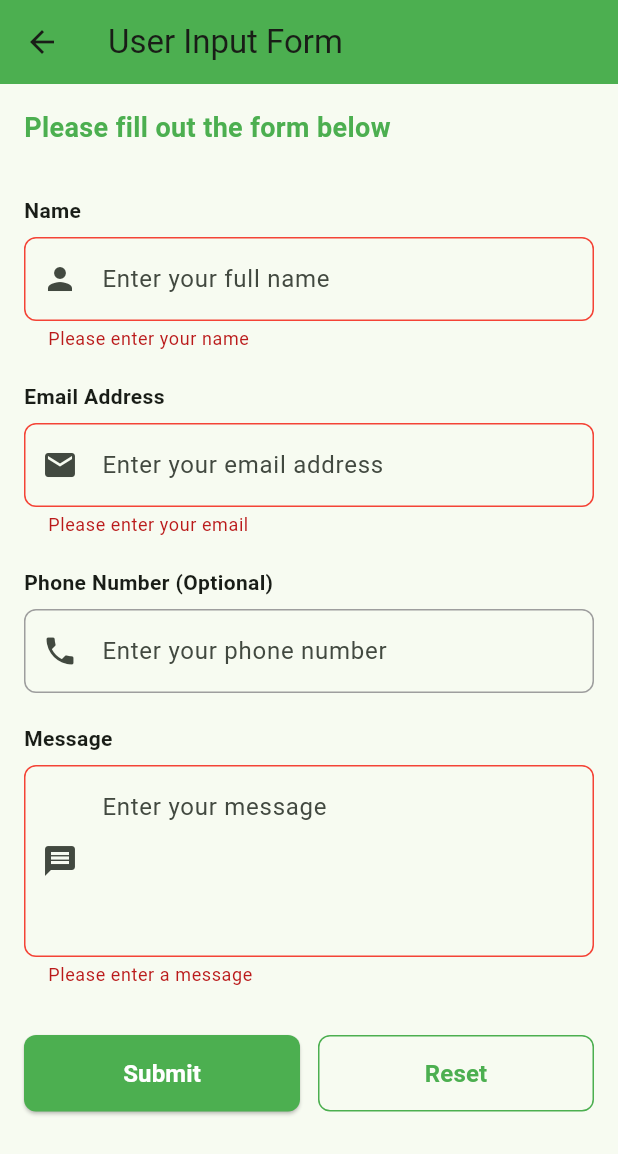
After one commit to kalviumcommunity/S66_02-26_EcoByte_Flutter_PlantConnect, a Flutter app: the UserInputForm screen opened by its route, after a tap on "Submit", on a phone screen of 412 x 824 dp. The commit adds this screen. Shown: the top 1154 px of the screen. Run offline on Flutter 3.47's test engine with Material 3 defaults, Android fonts, the phone set to English and light mode, and no system bars; our stand-ins replace cloud_firestore, firebase_auth, firebase_core; accounts and stored records are empty.

Commit message:
Handling User Input with TextFields, Buttons, and Form Widgets

```diff
--- a/plantconnect/lib/main.dart
+++ b/plantconnect/lib/main.dart
@@ -8,6 +8,7 @@ import 'screens/navigation_demo_home_screen.dart';
 import 'screens/second_screen.dart';
 import 'screens/responsive_layout.dart';
 import 'screens/scrollable_views.dart';
+import 'screens/user_input_form.dart';
 import 'services/auth_service.dart';
 import 'firebase_options.dart';
 
@@ -35,6 +36,7 @@ class MyApp extends StatelessWidget {
         '/navigation_demo_second': (_) => const SecondScreen(),
         '/responsive_layout': (_) => const ResponsiveLayout(),
         '/scrollable_views': (_) => const ScrollableViews(),
+        '/user_input_form': (_) => const UserInputForm(),
       },
       debugShowCheckedModeBanner: false,
     );
--- /dev/null
+++ b/plantconnect/lib/screens/user_input_form.dart
@@ -0,0 +1,372 @@
+import 'package:flutter/material.dart';
+
+class UserInputForm extends StatefulWidget {
+  const UserInputForm({super.key});
+
+  @override
+  _UserInputFormState createState() => _UserInputFormState();
+}
+
+class _UserInputFormState extends State<UserInputForm> {
+  final _formKey = GlobalKey<FormState>();
+  final _nameController = TextEditingController();
+  final _emailController = TextEditingController();
+  final _phoneController = TextEditingController();
+  final _messageController = TextEditingController();
+  bool _isSubmitted = false;
+
+  @override
+  void dispose() {
+    _nameController.dispose();
+    _emailController.dispose();
+    _phoneController.dispose();
+    _messageController.dispose();
+    super.dispose();
+  }
+
+  void _submitForm() {
+    if (_formKey.currentState!.validate()) {
+      setState(() {
+        _isSubmitted = true;
+      });
+
+      ScaffoldMessenger.of(context).showSnackBar(
+        const SnackBar(
+          content: Text('Form Submitted Successfully! ✓'),
+          duration: Duration(seconds: 3),
+          backgroundColor: Colors.green,
+        ),
+      );
+
+      // Clear form after 1 second
+      Future.delayed(const Duration(seconds: 1), () {
+        if (mounted) {
+          _formKey.currentState!.reset();
+          _nameController.clear();
+          _emailController.clear();
+          _phoneController.clear();
+          _messageController.clear();
+          setState(() {
+            _isSubmitted = false;
+          });
+        }
+      });
+    }
+  }
+
+  void _resetForm() {
+    _formKey.currentState!.reset();
+    _nameController.clear();
+    _emailController.clear();
+    _phoneController.clear();
+    _messageController.clear();
+    setState(() {
+      _isSubmitted = false;
+    });
+  }
+
+  @override
+  Widget build(BuildContext context) {
+    return Scaffold(
+      appBar: AppBar(
+        title: const Text('User Input Form'),
+        backgroundColor: Colors.green,
+        elevation: 0,
+      ),
+      body: SingleChildScrollView(
+        child: Padding(
+          padding: const EdgeInsets.all(16.0),
+          child: Form(
+            key: _formKey,
+            child: Column(
+              crossAxisAlignment: CrossAxisAlignment.start,
+              children: [
+                // Title Section
+                const Padding(
+                  padding: EdgeInsets.only(bottom: 8.0),
+                  child: Text(
+                    'Please fill out the form below',
+                    style: TextStyle(
+                      fontSize: 18,
+                      fontWeight: FontWeight.bold,
+                      color: Colors.green,
+                    ),
+                  ),
+                ),
+                const SizedBox(height: 24),
+
+                // Name Field
+                const Text(
+                  'Name',
+                  style: TextStyle(fontWeight: FontWeight.w600, fontSize: 14),
+                ),
+                const SizedBox(height: 8),
+                TextFormField(
+                  controller: _nameController,
+                  decoration: InputDecoration(
+                    hintText: 'Enter your full name',
+                    border: OutlineInputBorder(
+                      borderRadius: BorderRadius.circular(8),
+                    ),
+                    prefixIcon: const Icon(Icons.person),
+                    enabledBorder: OutlineInputBorder(
+                      borderRadius: BorderRadius.circular(8),
+                      borderSide: const BorderSide(color: Colors.grey),
+                    ),
+                    focusedBorder: OutlineInputBorder(
+                      borderRadius: BorderRadius.circular(8),
+                      borderSide: const BorderSide(
+                        color: Colors.green,
+                        width: 2,
+                      ),
+                    ),
+                    errorBorder: OutlineInputBorder(
+                      borderRadius: BorderRadius.circular(8),
+                      borderSide: const BorderSide(color: Colors.red),
+                    ),
+                  ),
+                  validator: (value) {
+                    if (value == null || value.isEmpty) {
+                      return 'Please enter your name';
+                    }
+                    if (value.length < 3) {
+                      return 'Name must be at least 3 characters';
+                    }
+                    return null;
+                  },
+                ),
+                const SizedBox(height: 20),
+
+                // Email Field
+                const Text(
+                  'Email Address',
+                  style: TextStyle(fontWeight: FontWeight.w600, fontSize: 14),
+                ),
+                const SizedBox(height: 8),
+                TextFormField(
+                  controller: _emailController,
+                  decoration: InputDecoration(
+                    hintText: 'Enter your email address',
+                    border: OutlineInputBorder(
+                      borderRadius: BorderRadius.circular(8),
+                    ),
+                    prefixIcon: const Icon(Icons.email),
+                    enabledBorder: OutlineInputBorder(
+                      borderRadius: BorderRadius.circular(8),
+                      borderSide: const BorderSide(color: Colors.grey),
+                    ),
+                    focusedBorder: OutlineInputBorder(
+                      borderRadius: BorderRadius.circular(8),
+                      borderSide: const BorderSide(
+                        color: Colors.green,
+                        width: 2,
+                      ),
+                    ),
+                    errorBorder: OutlineInputBorder(
+                      borderRadius: BorderRadius.circular(8),
+                      borderSide: const BorderSide(color: Colors.red),
+                    ),
+                  ),
+                  keyboardType: TextInputType.emailAddress,
+                  validator: (value) {
+                    if (value == null || value.isEmpty) {
+                      return 'Please enter your email';
+                    }
+                    if (!RegExp(r'^[^@]+@[^@]+\.[^@]+').hasMatch(value)) {
+                      return 'Enter a valid email address (e.g., user@example.com)';
+                    }
+                    return null;
+                  },
+                ),
+                const SizedBox(height: 20),
+
+                // Phone Field (Optional)
+                const Text(
+                  'Phone Number (Optional)',
+                  style: TextStyle(fontWeight: FontWeight.w600, fontSize: 14),
+                ),
+                const SizedBox(height: 8),
+                TextFormField(
+                  controller: _phoneController,
+                  decoration: InputDecoration(
+                    hintText: 'Enter your phone number',
+                    border: OutlineInputBorder(
+                      borderRadius: BorderRadius.circular(8),
+                    ),
+                    prefixIcon: const Icon(Icons.phone),
+                    enabledBorder: OutlineInputBorder(
+                      borderRadius: BorderRadius.circular(8),
+                      borderSide: const BorderSide(color: Colors.grey),
+                    ),
+                    focusedBorder: OutlineInputBorder(
+                      borderRadius: BorderRadius.circular(8),
+                      borderSide: const BorderSide(
+                        color: Colors.green,
+                        width: 2,
+                      ),
+                    ),
+                  ),
+                  keyboardType: TextInputType.phone,
+                  validator: (value) {
+                    if (value != null && value.isNotEmpty) {
+                      if (value.length < 10) {
+                        return 'Phone number must be at least 10 digits';
+                      }
+                    }
+                    return null;
+                  },
+                ),
+                const SizedBox(height: 20),
+
+                // Message Field
+                const Text(
+                  'Message',
+                  style: TextStyle(fontWeight: FontWeight.w600, fontSize: 14),
+                ),
+                const SizedBox(height: 8),
+                TextFormField(
+                  controller: _messageController,
+                  decoration: InputDecoration(
+                    hintText: 'Enter your message',
+                    border: OutlineInputBorder(
+                      borderRadius: BorderRadius.circular(8),
+                    ),
+                    prefixIcon: const Icon(Icons.message),
+                    enabledBorder: OutlineInputBorder(
+                      borderRadius: BorderRadius.circular(8),
+                      borderSide: const BorderSide(color: Colors.grey),
+                    ),
+                    focusedBorder: OutlineInputBorder(
+                      borderRadius: BorderRadius.circular(8),
+                      borderSide: const BorderSide(
+                        color: Colors.green,
+                        width: 2,
+                      ),
+                    ),
+                    errorBorder: OutlineInputBorder(
+                      borderRadius: BorderRadius.circular(8),
+                      borderSide: const BorderSide(color: Colors.red),
+                    ),
+                  ),
+                  maxLines: 4,
+                  validator: (value) {
+                    if (value == null || value.isEmpty) {
+                      return 'Please enter a message';
+                    }
+                    if (value.length < 10) {
+                      return 'Message must be at least 10 characters';
+                    }
+                    return null;
+                  },
+                ),
+                const SizedBox(height: 32),
+
+                // Submit and Reset Buttons
+                Row(
+                  children: [
+                    Expanded(
+                      child: ElevatedButton(
+                        onPressed: _submitForm,
+                        style: ElevatedButton.styleFrom(
+                          backgroundColor: Colors.green,
+                          padding: const EdgeInsets.symmetric(vertical: 14),
+                          shape: RoundedRectangleBorder(
+                            borderRadius: BorderRadius.circular(8),
+                          ),
+                        ),
+                        child: const Text(
+                          'Submit',
+                          style: TextStyle(
+                            fontSize: 16,
+                            fontWeight: FontWeight.w600,
+                            color: Colors.white,
+                          ),
+                        ),
+                      ),
+                    ),
+                    const SizedBox(width: 12),
+                    Expanded(
+                      child: OutlinedButton(
+                        onPressed: _resetForm,
+                        style: OutlinedButton.styleFrom(
+                          padding: const EdgeInsets.symmetric(vertical: 14),
+                          side: const BorderSide(color: Colors.green),
+                          shape: RoundedRectangleBorder(
+                            borderRadius: BorderRadius.circular(8),
+                          ),
+                        ),
+                        child: const Text(
+                          'Reset',
+                          style: TextStyle(
+                            fontSize: 16,
+                            fontWeight: FontWeight.w600,
+                            color: Colors.green,
+                          ),
+                        ),
+                      ),
+                    ),
+                  ],
+                ),
+
+                // Success Message
+                if (_isSubmitted)
+                  Padding(
+                    padding: const EdgeInsets.only(top: 24.0),
+                    child: Container(
+                      padding: const EdgeInsets.all(16),
+                      decoration: BoxDecoration(
+                        color: Colors.green.shade50,
+                        border: Border.all(color: Colors.green),
+                        borderRadius: BorderRadius.circular(8),
+                      ),
+                      child: Column(
+                        crossAxisAlignment: CrossAxisAlignment.start,
+                        children: [
+                          const Row(
+                            children: [
+                              Icon(Icons.check_circle, color: Colors.green),
+                              SizedBox(width: 8),
+                              Text(
+                                'Form Submitted Successfully!',
+                                style: TextStyle(
+                                  fontWeight: FontWeight.bold,
+                                  color: Colors.green,
+                                  fontSize: 14,
+                                ),
+                              ),
+                            ],
+                          ),
+                          const SizedBox(height: 12),
+                          Text(
+                            'Name: ${_nameController.text}',
+                            style: const TextStyle(fontSize: 13),
+                          ),
+                          const SizedBox(height: 6),
+                          Text(
+                            'Email: ${_emailController.text}',
+                            style: const TextStyle(fontSize: 13),
+                          ),
+                          if (_phoneController.text.isNotEmpty) ...[
+                            const SizedBox(height: 6),
+                            Text(
+                              'Phone: ${_phoneController.text}',
+                              style: const TextStyle(fontSize: 13),
+                            ),
+                          ],
+                          const SizedBox(height: 6),
+                          Text(
+                            'Message: ${_messageController.text}',
+                            style: const TextStyle(fontSize: 13),
+                          ),
+                        ],
+                      ),
+                    ),
+                  ),
+              ],
+            ),
+          ),
+        ),
+      ),
+    );
+  }
+}
```
Also changed, not shown: 1 other file.
